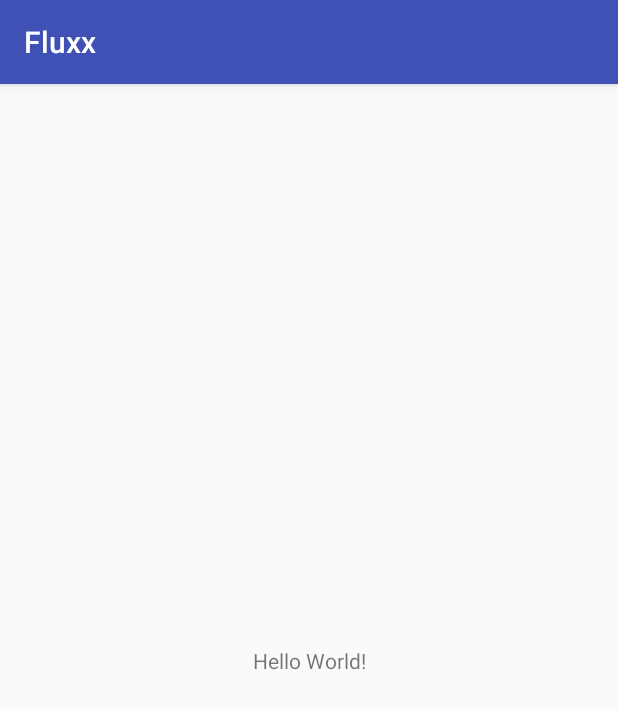
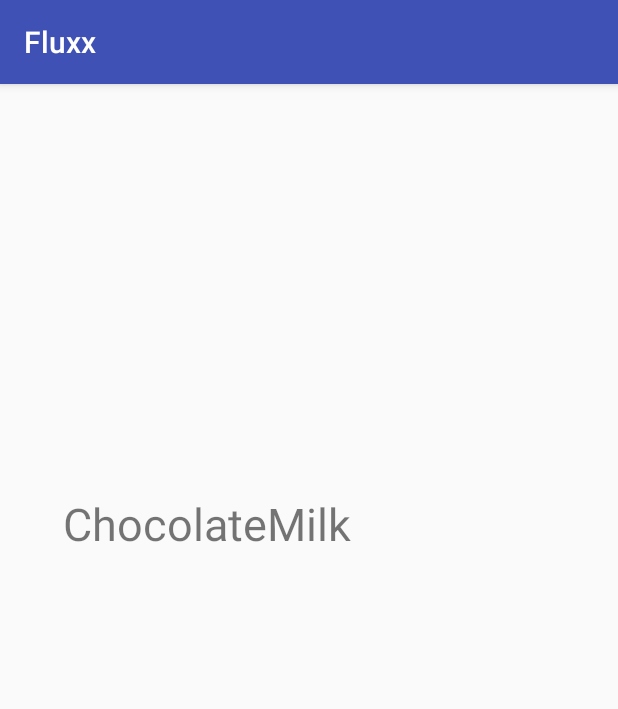
Before and after one commit to ajmath62/fluxx, an Android app: the screen it shows after launch (MainActivity), on a phone screen of 412 x 824 dp. Shown: the top 709 px of the screen. Run offline under Robolectric (Android 15) with nearby library versions, the phone set to English and light mode, and no system bars.

Commit message:
Added Card class

```diff
--- a/app/build.gradle
+++ b/app/build.gradle
@@ -1,11 +1,11 @@
 apply plugin: 'com.android.application'
 
 android {
-    compileSdkVersion 26
+    compileSdkVersion 27
     defaultConfig {
         applicationId "io.blackhole.aaronk.fluxx"
         minSdkVersion 14
-        targetSdkVersion 26
+        targetSdkVersion 27
         versionCode 1
         versionName "1.0"
         testInstrumentationRunner "android.support.test.runner.AndroidJUnitRunner"
@@ -20,7 +20,7 @@ android {
 
 dependencies {
     implementation fileTree(dir: 'libs', include: ['*.jar'])
-    implementation 'com.android.support:appcompat-v7:26.1.0'
+    implementation 'com.android.support:appcompat-v7:27.0.2'
     implementation 'com.android.support.constraint:constraint-layout:1.0.2'
     testImplementation 'junit:junit:4.12'
     androidTestImplementation 'com.android.support.test:runner:1.0.1'
--- /dev/null
+++ b/app/src/main/java/io/blackhole/aaronk/fluxx/Card.java
@@ -0,0 +1,19 @@
+package io.blackhole.aaronk.fluxx;
+
+/**
+ * Created by AaronK on 2018-01-15.
+ */
+
+class Card implements Comparable<Card> {
+    public String name;
+
+    Card(String name) {
+        super();
+        this.name = name;
+    }
+
+    @Override
+    public int compareTo(Card other) {
+        return this.name.compareTo(other.name);
+    }
+}
--- a/app/src/main/java/io/blackhole/aaronk/fluxx/MainActivity.java
+++ b/app/src/main/java/io/blackhole/aaronk/fluxx/MainActivity.java
@@ -2,12 +2,30 @@ package io.blackhole.aaronk.fluxx;
 
 import android.support.v7.app.AppCompatActivity;
 import android.os.Bundle;
+import android.widget.LinearLayout;
+import android.widget.TextView;
+
+import java.util.Set;
+import java.util.TreeSet;
 
 public class MainActivity extends AppCompatActivity {
+
+    private Set<Card> hand = new TreeSet<>();
 
     @Override
     protected void onCreate(Bundle savedInstanceState) {
         super.onCreate(savedInstanceState);
         setContentView(R.layout.main);
+
+        hand.add(new Card("Chocolate"));
+        hand.add(new Card("Milk"));
+
+        LinearLayout handView = findViewById(R.id.handView);
+        for (Card c: hand) { // forEach
+            TextView tv = new TextView(this);
+            tv.setTextSize(30);
+            tv.setText(c.name);
+            handView.addView(tv);
+        }
     }
 }
--- a/app/src/main/res/layout/main.xml
+++ b/app/src/main/res/layout/main.xml
@@ -6,13 +6,16 @@
     android:layout_height="match_parent"
     tools:context="io.blackhole.aaronk.fluxx.MainActivity">
 
-    <TextView
-        android:layout_width="wrap_content"
-        android:layout_height="wrap_content"
-        android:text="Hello World!"
+    <LinearLayout
+        android:id="@+id/handView"
+        android:layout_width="328dp"
+        android:layout_height="479dp"
+        android:layout_marginBottom="16dp"
+        android:layout_marginEnd="16dp"
+        android:layout_marginStart="16dp"
+        android:orientation="horizontal"
         app:layout_constraintBottom_toBottomOf="parent"
-        app:layout_constraintLeft_toLeftOf="parent"
-        app:layout_constraintRight_toRightOf="parent"
-        app:layout_constraintTop_toTopOf="parent" />
-
+        app:layout_constraintEnd_toEndOf="parent"
+        app:layout_constraintStart_toStartOf="parent">
+    </LinearLayout>
 </android.support.constraint.ConstraintLayout>
```
